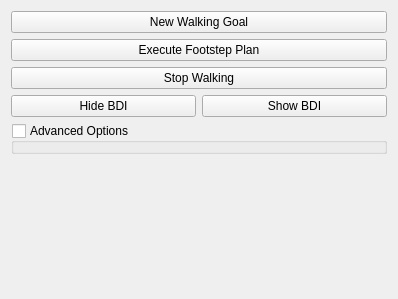
Above: software/ddapp/src/app/ddFootsteps.ui from openhumanoids/oh-distro before the change. Below: the same form after it.
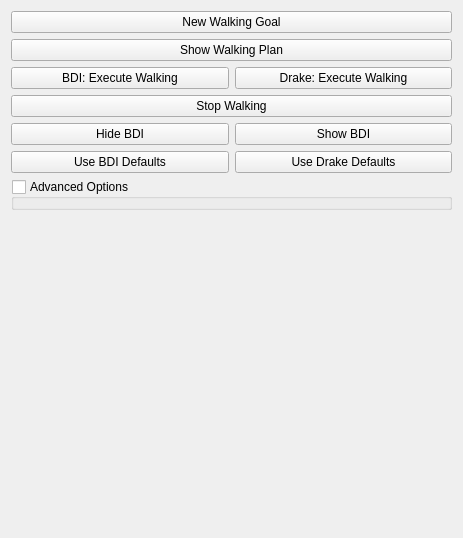
That is the form after the change.

Commit message: add default step params for Drake and BDI and buttons for them

The edit to the form file:
```diff
--- a/software/ddapp/src/app/ddFootsteps.ui
+++ b/software/ddapp/src/app/ddFootsteps.ui
@@ -6,8 +6,8 @@
    <rect>
     <x>0</x>
     <y>0</y>
-    <width>398</width>
-    <height>299</height>
+    <width>463</width>
+    <height>538</height>
    </rect>
   </property>
   <property name="windowTitle">
@@ -21,21 +21,7 @@
      </property>
     </widget>
    </item>
-   <item row="5" column="0">
-    <widget class="QPushButton" name="hideBDIButton">
-     <property name="text">
-      <string>Hide BDI</string>
-     </property>
-    </widget>
-   </item>
-   <item row="4" column="0" colspan="2">
-    <widget class="QPushButton" name="stopButton">
-     <property name="text">
-      <string>Stop Walking</string>
-     </property>
-    </widget>
-   </item>
-   <item row="5" column="1">
+   <item row="7" column="1">
     <widget class="QPushButton" name="showBDIButton">
      <property name="text">
       <string>Show BDI</string>
@@ -45,11 +31,39 @@
    <item row="3" column="0" colspan="2">
     <widget class="QPushButton" name="executeButton">
      <property name="text">
-      <string>Execute Footstep Plan</string>
+      <string>Show Walking Plan</string>
+     </property>
+    </widget>
+   </item>
+   <item row="4" column="1">
+    <widget class="QPushButton" name="drakeExecuteButton">
+     <property name="text">
+      <string>Drake: Execute Walking</string>
      </property>
     </widget>
    </item>
    <item row="7" column="0">
+    <widget class="QPushButton" name="hideBDIButton">
+     <property name="text">
+      <string>Hide BDI</string>
+     </property>
+    </widget>
+   </item>
+   <item row="6" column="0" colspan="2">
+    <widget class="QPushButton" name="stopButton">
+     <property name="text">
+      <string>Stop Walking</string>
+     </property>
+    </widget>
+   </item>
+   <item row="4" column="0">
+    <widget class="QPushButton" name="BDIExecuteButton">
+     <property name="text">
+      <string>BDI: Execute Walking</string>
+     </property>
+    </widget>
+   </item>
+   <item row="11" column="0" colspan="2">
     <spacer name="verticalSpacer">
      <property name="orientation">
       <enum>Qt::Vertical</enum>
@@ -62,7 +76,21 @@
      </property>
     </spacer>
    </item>
-   <item row="6" column="0" colspan="2">
+   <item row="8" column="0">
+    <widget class="QPushButton" name="BDIDefaultsButton">
+     <property name="text">
+      <string>Use BDI Defaults</string>
+     </property>
+    </widget>
+   </item>
+   <item row="8" column="1">
+    <widget class="QPushButton" name="drakeDefaultsButton">
+     <property name="text">
+      <string>Use Drake Defaults</string>
+     </property>
+    </widget>
+   </item>
+   <item row="9" column="0" colspan="2">
     <widget class="QGroupBox" name="paramsContainer">
      <property name="focusPolicy">
       <enum>Qt::NoFocus</enum>
```
Left out of the diff: 2 changed lines with no effect on the pictures. The commit also changes 2 other files.
